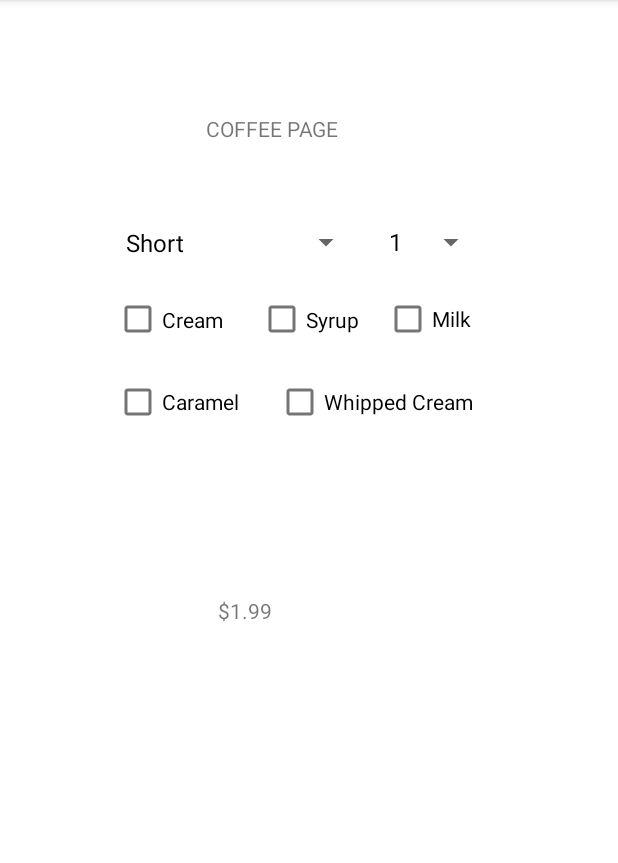
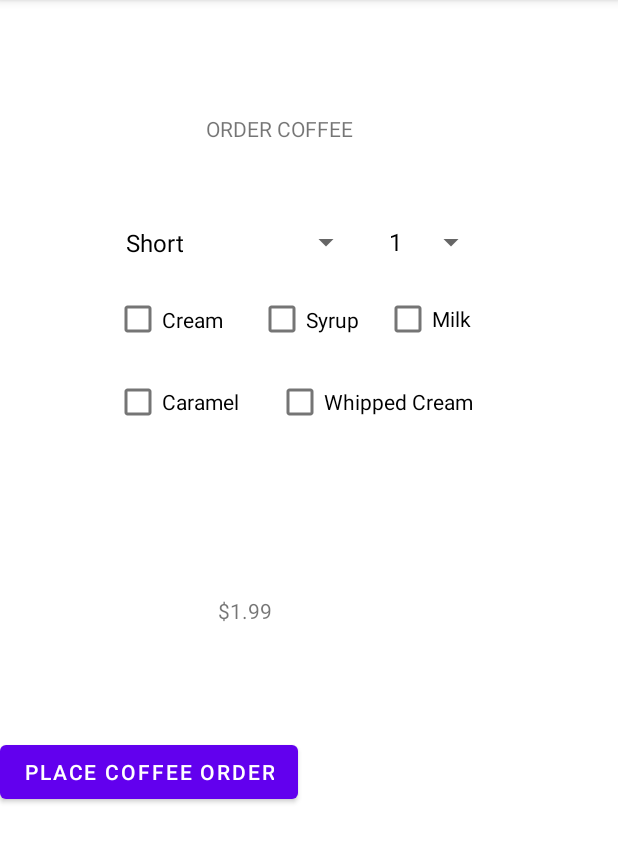
Before and after one commit to sukhjitsingh98/project5-CS213-Spring21, an Android app: the OrderingCoffeeActivity screen opened directly, with no data from a screen before it, on a phone screen of 412 x 824 dp, the part 84-947 px from its top. Run offline under Robolectric (Android 15) with nearby library versions, the phone set to English and light mode, and no system bars.

Commit message:
Started implementing button to submit coffee to be ordered in OrderingCoffeeActivity

```diff
--- a/app/src/main/java/com/example/project5_cs213_spring2021/OrderingCoffeeActivity.java
+++ b/app/src/main/java/com/example/project5_cs213_spring2021/OrderingCoffeeActivity.java
@@ -106,4 +106,5 @@ public class OrderingCoffeeActivity extends AppCompatActivity /*implements Adapt
     }
 
 
+
 }
--- a/app/src/main/res/layout/activity_ordering_coffee.xml
+++ b/app/src/main/res/layout/activity_ordering_coffee.xml
@@ -95,7 +95,7 @@
         android:layout_width="119dp"
         android:layout_height="31dp"
         android:layout_marginTop="76dp"
-        android:text="COFFEE PAGE"
+        android:text="@string/coffeePageTitle"
         app:layout_constraintEnd_toEndOf="parent"
         app:layout_constraintHorizontal_bias="0.469"
         app:layout_constraintStart_toStartOf="parent"
@@ -113,4 +113,13 @@
         app:layout_constraintTop_toTopOf="parent"
         app:layout_constraintVertical_bias="0.541" />
 
+    <Button
+        android:id="@+id/placeCoffeeOrder"
+        android:layout_width="wrap_content"
+        android:layout_height="wrap_content"
+        android:layout_marginTop="60dp"
+        android:text="@string/place_coffee_order"
+        app:layout_constraintTop_toBottomOf="@+id/subtotalTextView"
+        tools:layout_editor_absoluteX="106dp" />
+
 </androidx.constraintlayout.widget.ConstraintLayout>
--- a/app/src/main/res/values/strings.xml
+++ b/app/src/main/res/values/strings.xml
@@ -5,6 +5,7 @@
     <string name="current_order_button">Current Order</string>
     <string name="store_orders_button">Store Orders</string>
     <string name="title">RU Café Dashboard</string>
+    <string name="coffeePageTitle">ORDER COFFEE</string>
 
     <string-array name="coffeeSizes" >
         <item>Short</item>
@@ -24,7 +25,7 @@
     <string name="milk_checkbox">Milk</string>
     <string name="caramel_checkbox">Caramel</string>
     <string name="whippedCream_checkbox">Whipped Cream</string>
-
+    <string name="place_coffee_order">Place Coffee Order</string>
 
     <string-array name="donutCount" >
         <item>1</item>
```
